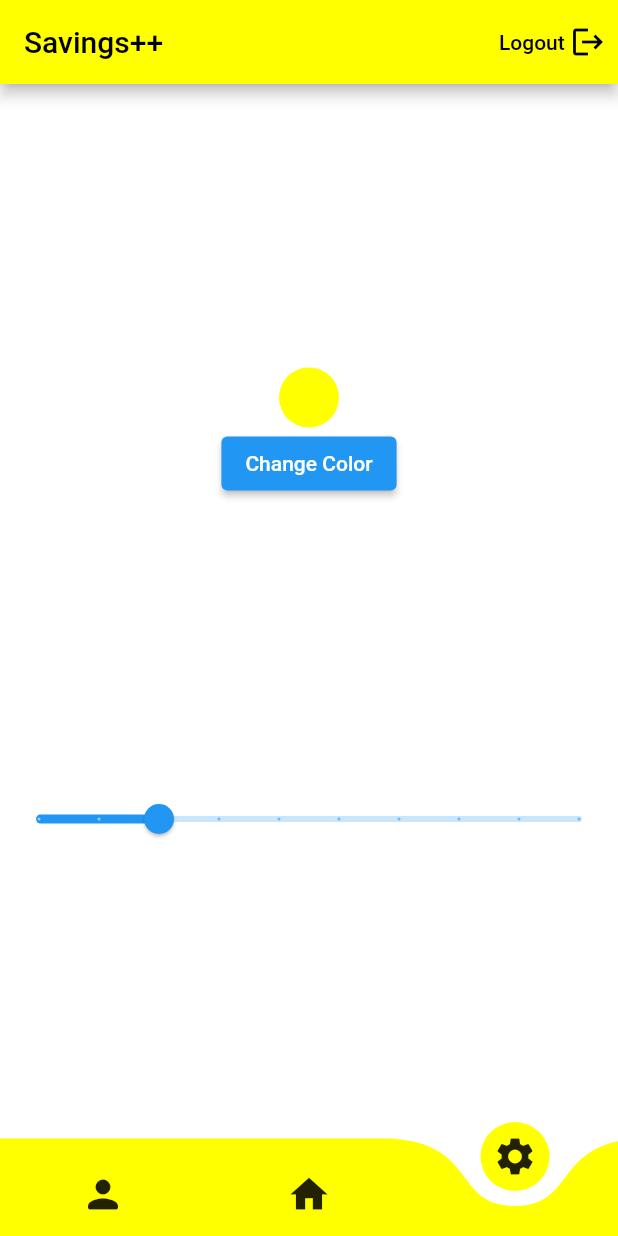
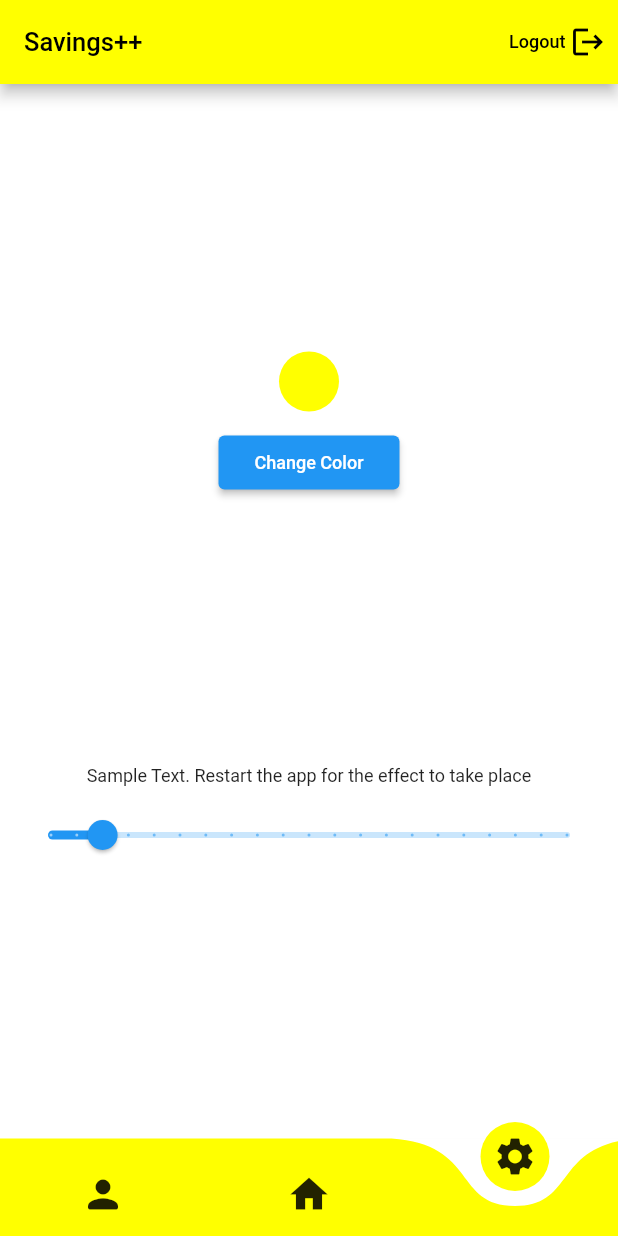
Before and after one commit to Drakunal/debit-credit-manager, a Flutter app: the screen it shows once a user with an empty profile is signed in, item 3 of the bottom bar chosen, on a phone screen of 412 x 824 dp. Run offline on Flutter 3.47's test engine with Material 2 defaults, Android fonts, the phone set to English and light mode, and no system bars; drawn by our look-alikes of curved_navigation_bar; our stand-ins replace cloud_firestore, date_field, firebase_auth, firebase_core, font_awesome_flutter, google_sign_in and 1 more; accounts and stored records are empty.

Commit message:
Text updation implemented

```diff
--- a/lib/main.dart
+++ b/lib/main.dart
@@ -2,6 +2,7 @@ import 'package:debit_credit/screens/home.dart';
 import 'package:debit_credit/screens/signin.dart';
 import 'package:debit_credit/screens/wrapper.dart';
 import 'package:debit_credit/services/authenticate.dart';
+import 'package:debit_credit/services/preferences.dart';
 import 'package:firebase_auth/firebase_auth.dart';
 import 'package:flutter/material.dart';
 import 'package:firebase_core/firebase_core.dart';
@@ -12,6 +13,7 @@ Future main() async {
   WidgetsFlutterBinding
       .ensureInitialized(); //when using shared prefs and firebase
   SharedPreferences prefs = await SharedPreferences.getInstance();
+  int size = Preference().getFontSize();
 
   // final user = FirebaseAuth.instance.currentUser!;
 
@@ -21,12 +23,46 @@ Future main() async {
 }
 
 class App extends StatelessWidget {
-  const App({Key? key}) : super(key: key);
+  int size = Preference().getFontSize();
+  // const App({Key? key}) : super(key: key);
+  // int size;
 
   @override
   Widget build(BuildContext context) => ChangeNotifierProvider(
         create: (context) => Authenticate(),
         child: MaterialApp(
+          theme: ThemeData(
+            textTheme: TextTheme(
+              overline: TextStyle(
+                fontSize: Preference().getFontSize().toDouble(),
+              ),
+              caption: TextStyle(
+                fontSize: Preference().getFontSize().toDouble(),
+              ),
+              button: TextStyle(
+                fontSize: Preference().getFontSize().toDouble(),
+              ),
+              // headline1: TextStyle(fontSize: 72.0, fontWeight: FontWeight.bold),
+              headline6: TextStyle(
+                  fontSize: (Preference().getFontSize() + 5).toDouble()),
+              // headline1: TextStyle(fontSize: size.toDouble()),
+              // headline3: TextStyle(fontSize: size.toDouble()),
+              // headline2: TextStyle(fontSize: size.toDouble()),
+              // headline4: TextStyle(fontSize: size.toDouble()),
+              // headline5: TextStyle(fontSize: size.toDouble()),
+              subtitle1:
+                  TextStyle(fontSize: Preference().getFontSize().toDouble()),
+              // subtitle2: TextStyle(fontSize: size.toDouble()),
+              bodyText1: TextStyle(
+                fontSize: Preference().getFontSize().toDouble(),
+                //  fontFamily: 'Hind'
+              ),
+              bodyText2: TextStyle(
+                fontSize: Preference().getFontSize().toDouble(),
+                //  fontFamily: 'Hind'
+              ),
+            ),
+          ),
           home: Wrapper(),
         ),
       );
--- a/lib/screens/profile.dart
+++ b/lib/screens/profile.dart
@@ -117,11 +117,13 @@ class _ProfileState extends State<Profile> {
     return Row(
       mainAxisAlignment: MainAxisAlignment.spaceEvenly,
       children: [
-        Container(
+        Padding(
+          padding: const EdgeInsets.all(8.0),
+          child: Container(
               width: MediaQuery.of(context).size.width * 0.7,
               height: MediaQuery.of(context).size.height * 0.25,
-            margin:
-                EdgeInsets.only(top: MediaQuery.of(context).size.height * 0.08),
+              margin: EdgeInsets.only(
+                  top: MediaQuery.of(context).size.height * 0.08),
               decoration: BoxDecoration(
                 color: Preference().getColor(),
                 borderRadius: BorderRadius.circular(15),
@@ -132,13 +134,16 @@ class _ProfileState extends State<Profile> {
                   Spacer(),
                   Text(
                     user.displayName.toString(),
-                  style: TextStyle(fontSize: 20, fontWeight: FontWeight.w500),
+                    style: TextStyle(fontWeight: FontWeight.w500),
                   ),
                   SizedBox(
                     height: 5,
                   ),
-                Text(user.email.toString(),
+                  Padding(
+                    padding: const EdgeInsets.all(8.0),
+                    child: Text(user.email.toString(),
                         style: TextStyle(fontStyle: FontStyle.italic)),
+                  ),
                   Spacer(),
                   // Row(
                   //   mainAxisAlignment: MainAxisAlignment.center,
@@ -148,6 +153,7 @@ class _ProfileState extends State<Profile> {
                   // )
                 ],
               )),
+        ),
       ],
     );
   }
--- a/lib/screens/settings.dart
+++ b/lib/screens/settings.dart
@@ -11,7 +11,7 @@ class Settings extends StatefulWidget {
 }
 
 class _SettingsState extends State<Settings> {
-  int _fontSizeValue = 10;
+  int _fontSizeValue = Preference().getFontSize();
   Color colorR = HexColor("#0000FF"); //make it white later on
 
   @override
@@ -26,6 +26,8 @@ class _SettingsState extends State<Settings> {
     return Scaffold(
       backgroundColor: Colors.white,
       body: Container(
+          child: Padding(
+        padding: const EdgeInsets.all(8.0),
         child: Center(
           child: Column(
             mainAxisAlignment: MainAxisAlignment.center,
@@ -34,17 +36,31 @@ class _SettingsState extends State<Settings> {
               CircleAvatar(
                 backgroundColor: colorR,
               ),
-            ElevatedButton(onPressed: changeColor, child: Text("Change Color")),
+              SizedBox(
+                height: 10,
+              ),
+              ElevatedButton(
+                  onPressed: changeColor,
+                  child: Padding(
+                    padding: const EdgeInsets.all(8.0),
+                    child: Text("Change Color"),
+                  )),
               Spacer(),
+              Padding(
+                padding: const EdgeInsets.all(8.0),
+                child: Text(
+                    "Sample Text. Restart the app for the effect to take place",
+                    style: TextStyle(fontSize: _fontSizeValue.toDouble())),
+              ),
               Slider(
                   value: Preference()
                       .getFontSize()
                       .toDouble(), // cannot be a constant value
                   min: 10,
-                max: 20,
+                  max: 30,
                   // activeColor: _text_color,
                   // inactiveColor: _text_color.withOpacity(.4),
-                divisions: 9,
+                  divisions: 20,
                   label: _fontSizeValue.toString(),
                   onChanged: (double newValue) {
                     print(newValue.round());
@@ -55,6 +71,7 @@ class _SettingsState extends State<Settings> {
                   }),
               Spacer(),
             ],
+          ),
         ),
       )),
     );
--- a/pubspec.yaml
+++ b/pubspec.yaml
@@ -15,7 +15,7 @@ publish_to: 'none' # Remove this line if you wish to publish to pub.dev
 # In iOS, build-name is used as CFBundleShortVersionString while build-number used as CFBundleVersion.
 # Read more about iOS versioning at
 # https://developer.apple.com/library/archive/documentation/General/Reference/InfoPlistKeyReference/Articles/CoreFoundationKeys.html
-version: 1.5.0+8
+version: 1.6.0+9
 
 environment:
   sdk: ">=2.12.0 <3.0.0"
```
Also changed, not shown: 1 other file. Lines whose indentation alone changed are shown as unchanged.
